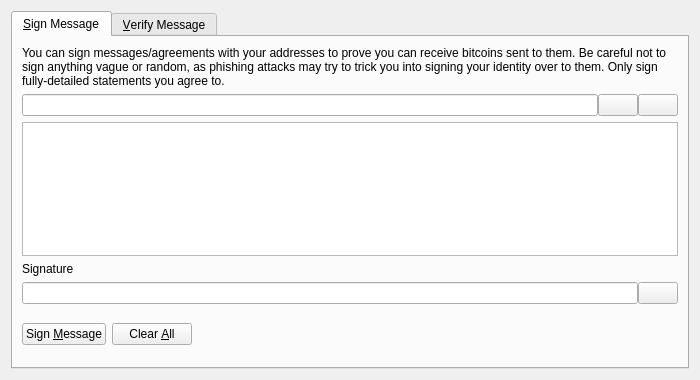
Before: the Qt Designer form src/qt/forms/signverifymessagedialog.ui in CryptoMonzt0r/neodash-testing, drawn with Qt 5.
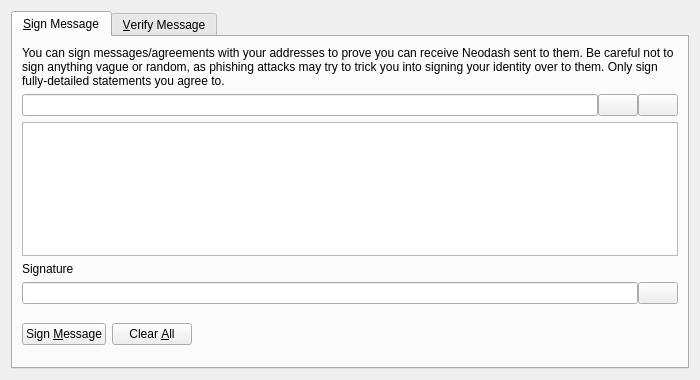
After: the same form once the commit is applied. Custom widgets are drawn as their Qt base class.

```diff
--- a/src/qt/forms/signverifymessagedialog.ui
+++ b/src/qt/forms/signverifymessagedialog.ui
@@ -30,7 +30,7 @@
        <item>
         <widget class="QLabel" name="infoLabel_SM">
          <property name="text">
-          <string>You can sign messages/agreements with your addresses to prove you can receive bitcoins sent to them. Be careful not to sign anything vague or random, as phishing attacks may try to trick you into signing your identity over to them. Only sign fully-detailed statements you agree to.</string>
+          <string>You can sign messages/agreements with your addresses to prove you can receive Neodash sent to them. Be careful not to sign anything vague or random, as phishing attacks may try to trick you into signing your identity over to them. Only sign fully-detailed statements you agree to.</string>
          </property>
          <property name="textFormat">
           <enum>Qt::PlainText</enum>
```
